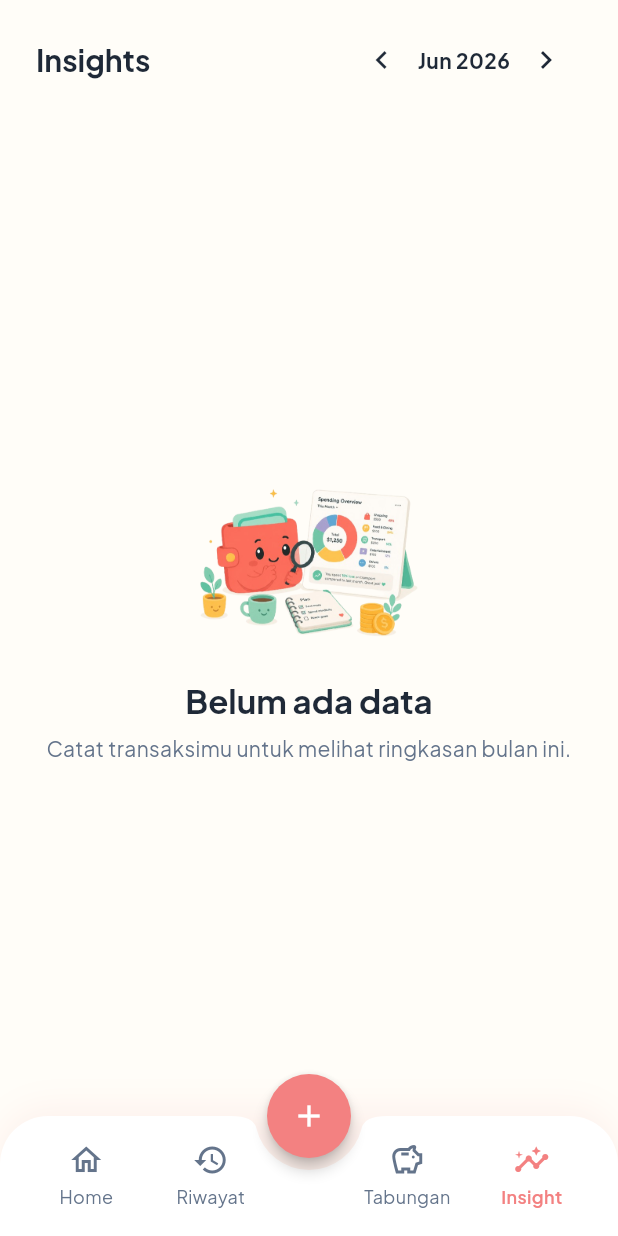
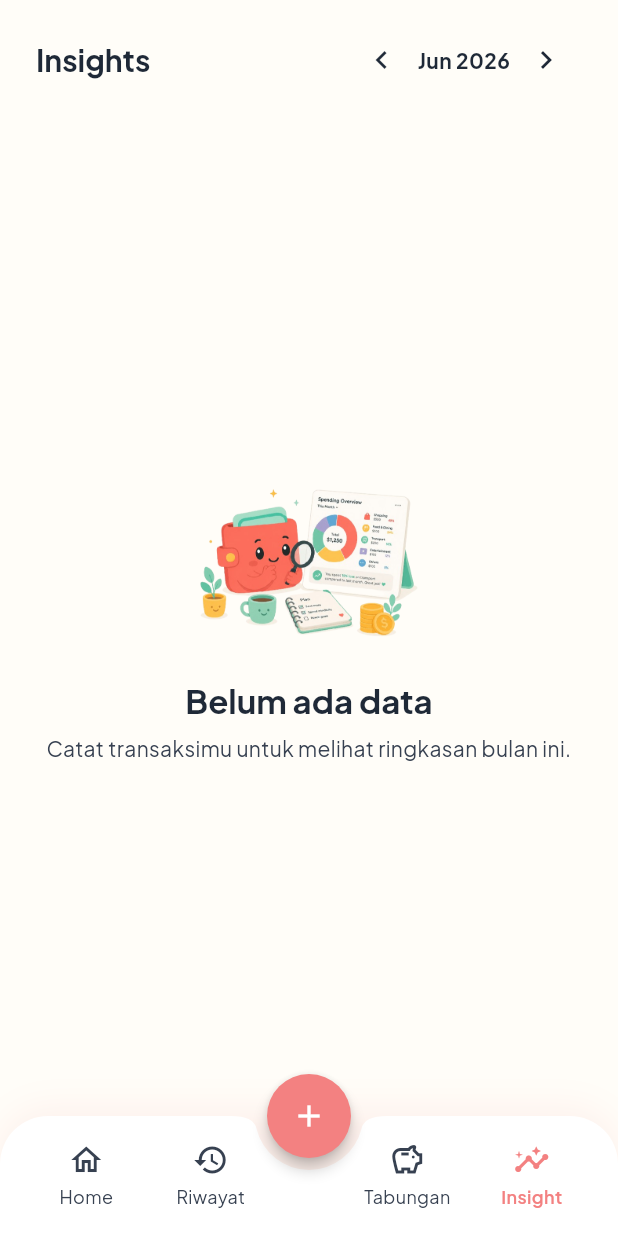
Before and after one commit to elfnc/sakuin, a Flutter app: the InsightsScreen screen opened by its route, on a phone screen of 412 x 824 dp. Run offline on Flutter 3.47's test engine with Material 3 defaults, Android fonts, the phone set to English and light mode, and no system bars; our stand-ins replace confetti, drift, fl_chart, flutter_riverpod, go_router, google_fonts and 2 more; missing offline and left inert: google_mlkit_text_recognition; accounts and stored records are empty; generated files the repository leaves out were written again.

Commit message:
fix: adjust typography colors and theme mode for better contrast

```diff
--- a/lib/core/constants/app_colors.dart
+++ b/lib/core/constants/app_colors.dart
@@ -15,8 +15,8 @@
   static const Color surfaceSoft = Color(0xFFF8FAFC);
   static const Color border = Color(0xFFE5E7EB);
   static const Color textPrimary = Color(0xFF1F2937);
-  static const Color textSecondary = Color(0xFF64748B);
-  static const Color textMuted = Color(0xFF94A3B8);
+  static const Color textSecondary = Color(0xFF374151); // Darker (Gray 700)
+  static const Color textMuted = Color(0xFF4B5563); // Darker (Gray 600)
 
   // Semantic Colors
   static const Color income = Color(0xFF36C690);
--- a/lib/features/insight/presentation/screens/insights_screen.dart
+++ b/lib/features/insight/presentation/screens/insights_screen.dart
@@ -29,22 +29,21 @@
                   Text(
                     'Insights',
                     style: Theme.of(context).textTheme.headlineMedium?.copyWith(
-                      color: AppColors.textPrimary,
                       fontWeight: FontWeight.bold,
                     ),
                   ),
                   Row(
                     children: [
                       IconButton(
-                        icon: const Icon(Icons.chevron_left, color: AppColors.textPrimary),
+                        icon: const Icon(Icons.chevron_left),
                         onPressed: () => ref.read(insightProvider.notifier).changeMonth(-1),
                       ),
                       Text(
                         DateFormat('MMM yyyy', 'id_ID').format(state.currentMonth),
-                        style: const TextStyle(fontWeight: FontWeight.bold, color: AppColors.textPrimary),
+                        style: const TextStyle(fontWeight: FontWeight.bold),
                       ),
                       IconButton(
-                        icon: const Icon(Icons.chevron_right, color: AppColors.textPrimary),
+                        icon: const Icon(Icons.chevron_right),
                         onPressed: () => ref.read(insightProvider.notifier).changeMonth(1),
                       ),
                     ],
@@ -105,7 +104,6 @@
                                 'Pengeluaran Kategori',
                                 style: Theme.of(context).textTheme.titleLarge?.copyWith(
                                   fontWeight: FontWeight.bold,
-                                  color: AppColors.textPrimary,
                                 ),
                               ),
                               const SizedBox(height: AppSpacing.s24),
@@ -130,7 +128,6 @@
                                 'Tren Mingguan',
                                 style: Theme.of(context).textTheme.titleLarge?.copyWith(
                                   fontWeight: FontWeight.bold,
-                                  color: AppColors.textPrimary,
                                 ),
                               ),
                               const SizedBox(height: AppSpacing.s24),
@@ -289,7 +286,6 @@
             'Belum ada data',
             style: Theme.of(context).textTheme.titleLarge?.copyWith(
               fontWeight: FontWeight.bold,
-              color: AppColors.textPrimary,
             ),
           ),
           const SizedBox(height: AppSpacing.s8),
--- a/lib/main.dart
+++ b/lib/main.dart
@@ -1,12 +1,14 @@
 import 'package:flutter/material.dart';
 import 'package:flutter/foundation.dart';
 import 'package:flutter_riverpod/flutter_riverpod.dart';
+import 'package:intl/date_symbol_data_local.dart';
 import 'core/theme/app_theme.dart';
 import 'core/router/app_router.dart';
 import 'database/database_provider.dart';
 
 void main() async {
   WidgetsFlutterBinding.ensureInitialized();
+  await initializeDateFormatting('id_ID', null);
 
   final container = ProviderContainer();
   final db = container.read(databaseProvider);
@@ -45,7 +47,7 @@
       debugShowCheckedModeBanner: false,
       theme: AppTheme.lightTheme,
       darkTheme: AppTheme.darkTheme,
-      themeMode: ThemeMode.system, // Will adapt to system by default
+      themeMode: ThemeMode.light, // Force light mode to prevent text blending with background in dark mode
       routerConfig: router,
     );
   }
```
